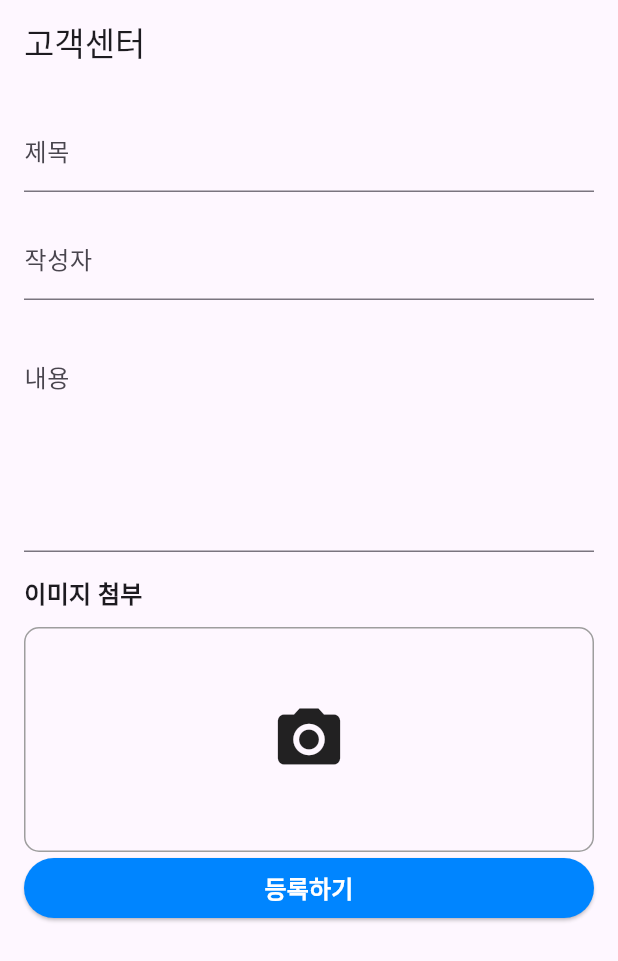
After one commit to ljy3852/Trio, a Flutter app: the CustomerServiceForm screen opened directly, after a tap on "등록하기", on a phone screen of 412 x 824 dp. The commit adds this screen. Shown: the top 961 px of the screen. Run offline on Flutter 3.47's test engine with Material 3 defaults, Android fonts, the phone set to English and light mode, and no system bars; our stand-ins replace cloud_firestore, dio, firebase_core; missing offline and left inert: kakao_flutter_sdk_user; accounts and stored records are empty.

Commit message:
공지사항,고객센터 화면 완성

```diff
--- /dev/null
+++ b/lib/bottombar/board.dart
@@ -0,0 +1,85 @@
+import 'package:flutter/material.dart';
+
+void main() {
+  runApp(Board());
+}
+
+class Board extends StatelessWidget {
+  @override
+  Widget build(BuildContext context) {
+    return MaterialApp(
+      title: '공지사항',
+      home: Scaffold(
+        appBar: AppBar(
+          title: Text('공지사항'),
+        ),
+        body: NoticeList(),
+      ),
+    );
+  }
+}
+
+class NoticeList extends StatelessWidget {
+  final List<Map<String, dynamic>> notices = [
+    {"bno": 1, "title": "서비스 점검 안내 (DB 업그레이드)", "writer": "music"},
+    {"bno": 2, "title": "Windows 신규 플레이어 재생모듈 업그레이드 안내", "writer": "music"},
+    {"bno": 3, "title": "우리카드/우리은행 전산 작업에 따른 우리카드 결제 불가", "writer": "music"},
+    {"bno": 4, "title": "SBS 인기가요 사전투표 종료 안내", "writer": "music"},
+    // 여기에 필요한 만큼 공지사항을 추가할 수 있습니다.
+  ];
+
+  @override
+  Widget build(BuildContext context) {
+    return ListView.builder(
+      itemCount: notices.length,
+      itemBuilder: (context, index) {
+        final notice = notices[index];
+        return ListTile(
+          title: Text('${notice["title"]}'),
+          subtitle: Text('작성자: ${notice["writer"]}'),
+          onTap: () {
+            // 공지사항 세부 정보 페이지로 이동하는 코드 추가
+            Navigator.push(
+              context,
+              MaterialPageRoute(
+                builder: (context) => NoticeDetailPage(notice: notice),
+              ),
+            );
+          },
+        );
+      },
+    );
+  }
+}
+
+class NoticeDetailPage extends StatelessWidget {
+  final Map<String, dynamic> notice;
+
+  NoticeDetailPage({required this.notice});
+
+  @override
+  Widget build(BuildContext context) {
+    return Scaffold(
+      appBar: AppBar(
+        title: Text('공지사항 상세 정보'),
+      ),
+      body: Padding(
+        padding: const EdgeInsets.all(16.0),
+        child: Column(
+          crossAxisAlignment: CrossAxisAlignment.start,
+          children: [
+            Text('글번호: ${notice["bno"]}'),
+            SizedBox(height: 8),
+            Text('제목: ${notice["title"]}'),
+            SizedBox(height: 8),
+            Text('글내용: ${notice["context"]}'),
+            SizedBox(height: 20),
+            Text('작성자: ${notice["writer"]}'),
+            SizedBox(height: 8),
+            // 공지사항의 내용이 있다면 여기에 추가할 수 있습니다.
+          ],
+        ),
+      ),
+    );
+  }
+}
--- /dev/null
+++ b/lib/bottombar/csc.dart
@@ -0,0 +1,129 @@
+import 'package:flutter/material.dart';
+import 'package:untitled2/bottombar/setting.dart';
+
+void main() {
+  runApp(Csc());
+}
+
+class Csc extends StatelessWidget {
+  @override
+  Widget build(BuildContext context) {
+    return MaterialApp(
+      title: '고객센터',
+      home: CustomerServiceForm(),
+    );
+  }
+}
+
+class CustomerServiceForm extends StatefulWidget {
+  @override
+  _CustomerServiceFormState createState() => _CustomerServiceFormState();
+}
+
+class _CustomerServiceFormState extends State<CustomerServiceForm> {
+  TextEditingController _titleController = TextEditingController();
+  TextEditingController _writerController = TextEditingController();
+  TextEditingController _contextController = TextEditingController();
+  // 파일 첨부를 위한 변수나 기능은 이곳에 추가할 수 있습니다.
+
+  @override
+  void dispose() {
+    _titleController.dispose();
+    _writerController.dispose();
+    _contextController.dispose();
+    super.dispose();
+  }
+
+  @override
+  Widget build(BuildContext context) {
+    return Scaffold(
+      appBar: AppBar(
+        title: Text('고객센터'),
+      ),
+      body: Padding(
+        padding: EdgeInsets.all(16.0),
+        child: Column(
+          crossAxisAlignment: CrossAxisAlignment.stretch,
+          children: [
+            TextFormField(
+              controller: _titleController,
+              decoration: InputDecoration(
+                labelText: '제목',
+              ),
+            ),
+            SizedBox(height: 16.0),
+            TextFormField(
+              controller: _writerController,
+              decoration: InputDecoration(
+                labelText: '작성자',
+              ),
+            ),
+            SizedBox(height: 16.0),
+            TextFormField(
+              controller: _contextController,
+              maxLines: 5,
+              decoration: InputDecoration(
+                labelText: '내용',
+                alignLabelWithHint: true,
+              ),
+            ),
+            SizedBox(height: 16.0),
+            Text(
+              "이미지 첨부",
+              style: TextStyle(
+                fontSize: 16,
+                fontWeight: FontWeight.bold,
+              ),
+            ),
+            SizedBox(height: 10),
+            Container(
+              height: 150,
+              width: double.infinity,
+              decoration: BoxDecoration(
+                border: Border.all(color: Colors.grey),
+                borderRadius: BorderRadius.circular(10),
+              ),
+              child: Center(
+                child: Icon(
+                  Icons.camera_alt,
+                  size: 50,
+                ),
+              ),
+            ),
+            // 첨부 파일 기능을 추가하려면 이곳에 버튼 또는 기타 위젯을 추가하세요.
+            ElevatedButton(
+              onPressed: () {
+                // 글쓰기 버튼을 누르면 이곳에서 데이터를 처리하고 저장하는 로직을 추가하세요.
+                _submitForm();
+              },
+              style: ElevatedButton.styleFrom(
+                backgroundColor: Color(0xff0085FF),
+              ),
+              child: Text('등록하기',
+                style: TextStyle(
+                  fontSize: 16,
+                  fontWeight: FontWeight.bold,
+                  color: Colors.white,
+                ),
+              ),
+            ),
+          ],
+        ),
+      ),
+    );
+  }
+
+  void _submitForm() {
+    // 글쓰기 버튼을 눌렀을 때 이 메서드에서 데이터를 처리하고 저장하는 로직을 작성하세요.
+    String title = _titleController.text;
+    String writer = _writerController.text;
+    String context = _contextController.text;
+
+    // 여기에 데이터를 처리하고 저장하는 로직을 추가하세요.
+
+    // 처리 후 필드를 비워줍니다.
+    _titleController.clear();
+    _writerController.clear();
+    _contextController.clear();
+  }
+}
```
Also changed, not shown: lib/bottombar/setting.dart (+39 -14 lines).
